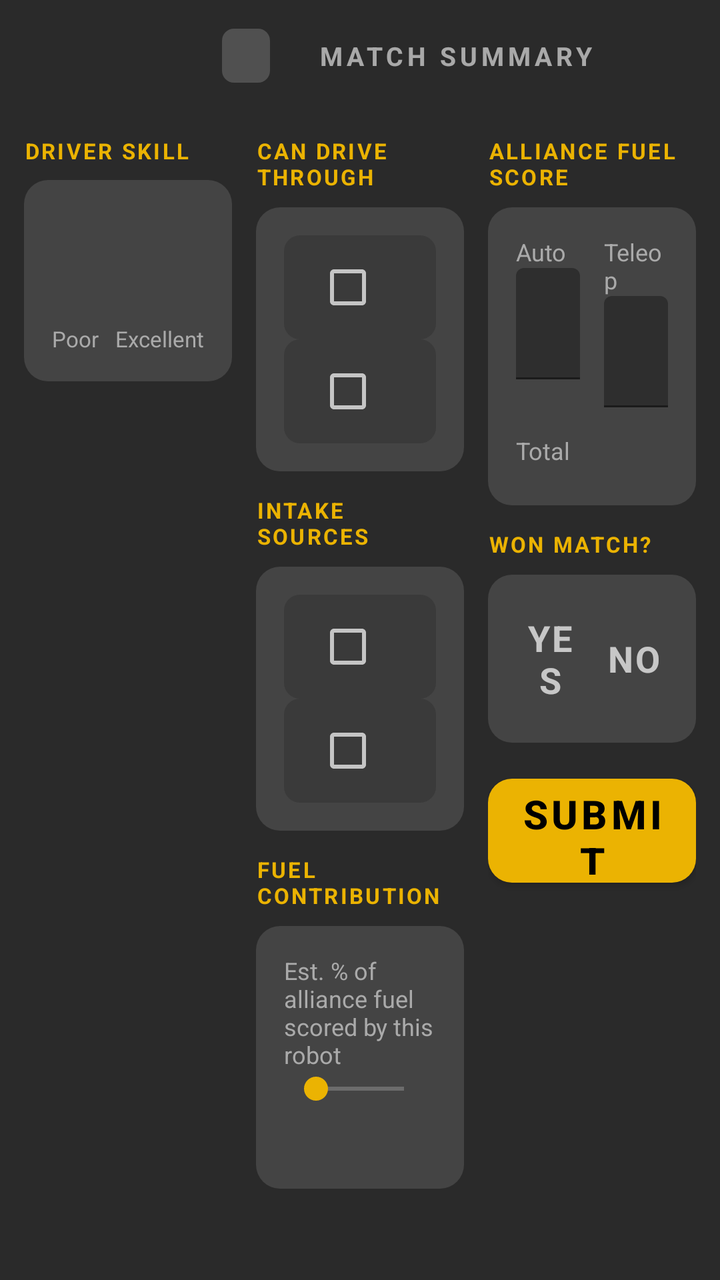
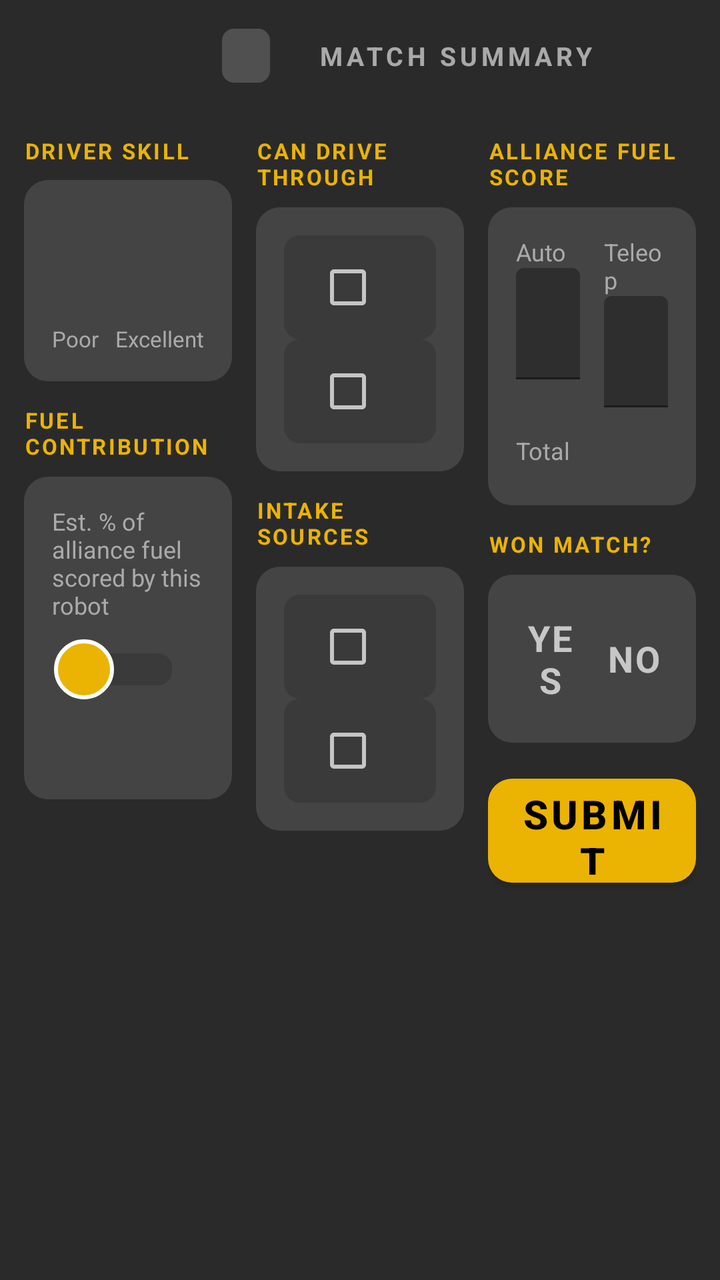

An Android layout rendered at two revisions. The XML below is the earlier revision; the diff shows what the commit changed to produce the second picture.
<!-- AndroidManifest.xml: application theme Theme.ScoutingApp -->
<!-- res/layout/stage_summary.xml -->
<?xml version="1.0" encoding="utf-8"?>
<ScrollView xmlns:android="http://schemas.android.com/apk/res/android"
    xmlns:app="http://schemas.android.com/apk/res-auto"
    android:layout_width="match_parent"
    android:layout_height="match_parent"
    android:background="@color/bg">

    <LinearLayout
        android:layout_width="match_parent"
        android:layout_height="wrap_content"
        android:orientation="vertical">

        
        <LinearLayout
            android:id="@+id/banner"
            android:layout_width="match_parent"
            android:layout_height="56dp"
            android:orientation="horizontal"
            android:gravity="center">

            <TextView
                android:id="@+id/tv_position_label"
                android:layout_width="wrap_content"
                android:layout_height="wrap_content"
                android:textColor="#BFFFFFFF"
                android:textStyle="bold"
                android:textSize="16sp"
                android:letterSpacing="0.2" />

            <TextView
                android:layout_width="24dp"
                android:layout_height="wrap_content" />

            <TextView
                android:id="@+id/tv_team_banner"
                android:layout_width="wrap_content"
                android:layout_height="wrap_content"
                android:textColor="@android:color/white"
                android:textStyle="bold"
                android:textSize="26sp" />

            <TextView
                android:layout_width="24dp"
                android:layout_height="wrap_content" />

            <TextView
                android:id="@+id/tv_quals_badge"
                android:layout_width="wrap_content"
                android:layout_height="wrap_content"
                android:textColor="@android:color/white"
                android:textStyle="bold"
                android:textSize="14sp"
                android:background="@drawable/bg_translucent_white_6"
                android:paddingHorizontal="12dp"
                android:paddingVertical="4dp" />

            <TextView
                android:layout_width="24dp"
                android:layout_height="wrap_content" />

            <TextView
                android:layout_width="wrap_content"
                android:layout_height="wrap_content"
                android:text="MATCH SUMMARY"
                android:textColor="#99FFFFFF"
                android:textStyle="bold"
                android:textSize="13sp"
                android:letterSpacing="0.15" />
        </LinearLayout>

        
        <LinearLayout
            android:layout_width="match_parent"
            android:layout_height="wrap_content"
            android:orientation="horizontal"
            android:padding="12dp"
            android:baselineAligned="false">

            
            <LinearLayout
                android:layout_width="0dp"
                android:layout_weight="1"
                android:layout_height="wrap_content"
                android:orientation="vertical"
                android:layout_marginEnd="6dp">

                <include layout="@layout/section_card_header" android:id="@+id/card_driver_skill" />
                <LinearLayout
                    android:layout_width="match_parent"
                    android:layout_height="wrap_content"
                    android:orientation="vertical"
                    android:background="@drawable/bg_card_12"
                    android:padding="14dp"
                    android:layout_marginTop="-1dp"
                    android:layout_marginBottom="12dp">

                    <LinearLayout
                        android:id="@+id/row_driver_skill"
                        android:layout_width="match_parent"
                        android:layout_height="52dp"
                        android:orientation="horizontal" />

                    <LinearLayout
                        android:layout_width="match_parent"
                        android:layout_height="wrap_content"
                        android:orientation="horizontal"
                        android:layout_marginTop="6dp">

                        <TextView android:layout_width="0dp" android:layout_weight="1" android:layout_height="wrap_content"
                            android:text="Poor" android:textColor="@color/text_dim" android:textSize="11sp" />
                        <TextView android:layout_width="wrap_content" android:layout_height="wrap_content"
                            android:text="Excellent" android:textColor="@color/text_dim" android:textSize="11sp" />
                    </LinearLayout>
                </LinearLayout>

            </LinearLayout>

            
            <LinearLayout
                android:layout_width="0dp"
                android:layout_weight="1"
                android:layout_height="wrap_content"
                android:orientation="vertical"
                android:layout_marginHorizontal="6dp">

                <TextView
                    android:layout_width="wrap_content"
                    android:layout_height="wrap_content"
                    android:text="CAN DRIVE THROUGH"
                    android:textColor="@color/accent"
                    android:textStyle="bold"
                    android:textSize="11sp"
                    android:letterSpacing="0.1"
                    android:layout_marginBottom="8dp" />

                <LinearLayout
                    android:layout_width="match_parent"
                    android:layout_height="wrap_content"
                    android:orientation="vertical"
                    android:background="@drawable/bg_card_12"
                    android:padding="14dp"
                    android:layout_marginBottom="12dp">

                    <include layout="@layout/row_big_check" android:id="@+id/check_trench" />
                    <include layout="@layout/row_big_check" android:id="@+id/check_bump"
                        android:layout_marginTop="6dp" />
                </LinearLayout>

                <TextView
                    android:layout_width="wrap_content"
                    android:layout_height="wrap_content"
                    android:text="INTAKE SOURCES"
                    android:textColor="@color/accent"
                    android:textStyle="bold"
                    android:textSize="11sp"
                    android:letterSpacing="0.1"
                    android:layout_marginBottom="8dp" />

                <LinearLayout
                    android:layout_width="match_parent"
                    android:layout_height="wrap_content"
                    android:orientation="vertical"
                    android:background="@drawable/bg_card_12"
                    android:padding="14dp"
                    android:layout_marginBottom="12dp">

                    <include layout="@layout/row_big_check" android:id="@+id/check_ground_intake" />
                    <include layout="@layout/row_big_check" android:id="@+id/check_station"
                        android:layout_marginTop="6dp" />
                </LinearLayout>

                <TextView
                    android:layout_width="wrap_content"
                    android:layout_height="wrap_content"
                    android:text="FUEL CONTRIBUTION"
                    android:textColor="@color/accent"
                    android:textStyle="bold"
                    android:textSize="11sp"
                    android:letterSpacing="0.1"
                    android:layout_marginBottom="8dp" />

                <LinearLayout
                    android:layout_width="match_parent"
                    android:layout_height="wrap_content"
                    android:orientation="vertical"
                    android:background="@drawable/bg_card_12"
                    android:padding="14dp">

                    <TextView
                        android:layout_width="match_parent"
                        android:layout_height="wrap_content"
                        android:text="Est. % of alliance fuel scored by this robot"
                        android:textColor="@color/text_dim"
                        android:textSize="12sp" />

                    <SeekBar
                        android:id="@+id/seek_fuel_percent"
                        android:layout_width="match_parent"
                        android:layout_height="wrap_content"
                        android:max="100" />

                    <TextView
                        android:id="@+id/tv_fuel_percent"
                        android:layout_width="wrap_content"
                        android:layout_height="wrap_content"
                        android:layout_gravity="center_horizontal"
                        android:textColor="@color/text"
                        android:textStyle="bold"
                        android:textSize="20sp" />

                    <TextView
                        android:id="@+id/tv_fuel_percent_required_hint"
                        android:layout_width="match_parent"
                        android:layout_height="wrap_content"
                        android:text="Drag the slider at least once before submitting"
                        android:textColor="@color/error_red"
                        android:textSize="11sp"
                        android:layout_marginTop="4dp"
                        android:visibility="gone" />
                </LinearLayout>
            </LinearLayout>

            
            <LinearLayout
                android:layout_width="0dp"
                android:layout_weight="1"
                android:layout_height="wrap_content"
                android:orientation="vertical"
                android:layout_marginStart="6dp">

                <TextView
                    android:layout_width="wrap_content"
                    android:layout_height="wrap_content"
                    android:text="ALLIANCE FUEL SCORE"
                    android:textColor="@color/accent"
                    android:textStyle="bold"
                    android:textSize="11sp"
                    android:letterSpacing="0.1"
                    android:layout_marginBottom="8dp" />

                <LinearLayout
                    android:layout_width="match_parent"
                    android:layout_height="wrap_content"
                    android:orientation="vertical"
                    android:background="@drawable/bg_card_12"
                    android:padding="14dp"
                    android:layout_marginBottom="12dp">

                    <LinearLayout
                        android:layout_width="match_parent"
                        android:layout_height="wrap_content"
                        android:orientation="horizontal">

                        <LinearLayout
                            android:layout_width="0dp"
                            android:layout_weight="1"
                            android:layout_height="wrap_content"
                            android:orientation="vertical"
                            android:layout_marginEnd="6dp">

                            <TextView android:layout_width="wrap_content" android:layout_height="wrap_content"
                                android:text="Auto" android:textColor="@color/text_dim" android:textSize="12sp" />

                            <com.google.android.material.textfield.TextInputLayout
                                android:layout_width="match_parent"
                                android:layout_height="wrap_content"
                                app:boxStrokeColor="@color/accent">
                                <com.google.android.material.textfield.TextInputEditText
                                    android:id="@+id/et_auto_fuel_score"
                                    android:layout_width="match_parent"
                                    android:layout_height="wrap_content"
                                    android:inputType="number"
                                    android:hint="Enter score"
                                    android:textColor="@color/text" />
                            </com.google.android.material.textfield.TextInputLayout>
                        </LinearLayout>

                        <LinearLayout
                            android:layout_width="0dp"
                            android:layout_weight="1"
                            android:layout_height="wrap_content"
                            android:orientation="vertical"
                            android:layout_marginStart="6dp">

                            <TextView android:layout_width="wrap_content" android:layout_height="wrap_content"
                                android:text="Teleop" android:textColor="@color/text_dim" android:textSize="12sp" />

                            <com.google.android.material.textfield.TextInputLayout
                                android:layout_width="match_parent"
                                android:layout_height="wrap_content"
                                app:boxStrokeColor="@color/accent">
                                <com.google.android.material.textfield.TextInputEditText
                                    android:id="@+id/et_teleop_fuel_score"
                                    android:layout_width="match_parent"
                                    android:layout_height="wrap_content"
                                    android:inputType="number"
                                    android:hint="Enter score"
                                    android:textColor="@color/text" />
                            </com.google.android.material.textfield.TextInputLayout>
                        </LinearLayout>
                    </LinearLayout>

                    <LinearLayout
                        android:layout_width="match_parent"
                        android:layout_height="wrap_content"
                        android:orientation="horizontal"
                        android:gravity="center_vertical"
                        android:layout_marginTop="8dp">

                        <TextView android:layout_width="0dp" android:layout_weight="1" android:layout_height="wrap_content"
                            android:text="Total" android:textColor="@color/text_dim" android:textSize="12sp" />

                        <TextView
                            android:id="@+id/tv_fuel_total"
                            android:layout_width="wrap_content"
                            android:layout_height="wrap_content"
                            android:textStyle="bold"
                            android:textSize="20sp" />
                    </LinearLayout>

                    <TextView
                        android:id="@+id/tv_fuel_required_hint"
                        android:layout_width="match_parent"
                        android:layout_height="wrap_content"
                        android:text="Both fields required before submitting"
                        android:textColor="@color/error_red"
                        android:textSize="11sp"
                        android:layout_marginTop="4dp"
                        android:visibility="gone" />
                </LinearLayout>

                <TextView
                    android:layout_width="wrap_content"
                    android:layout_height="wrap_content"
                    android:text="WON MATCH?"
                    android:textColor="@color/accent"
                    android:textStyle="bold"
                    android:textSize="11sp"
                    android:letterSpacing="0.1"
                    android:layout_marginBottom="8dp" />

                <LinearLayout
                    android:layout_width="match_parent"
                    android:layout_height="wrap_content"
                    android:orientation="vertical"
                    android:background="@drawable/bg_card_12"
                    android:padding="14dp"
                    android:layout_marginBottom="12dp">

                    <LinearLayout
                        android:layout_width="match_parent"
                        android:layout_height="56dp"
                        android:orientation="horizontal">

                        <TextView
                            android:id="@+id/btn_won_yes"
                            android:layout_width="0dp"
                            android:layout_weight="1"
                            android:layout_height="match_parent"
                            android:layout_marginEnd="4dp"
                            android:gravity="center"
                            android:text="YES"
                            android:textStyle="bold"
                            android:textSize="18sp"
                            android:letterSpacing="0.05" />

                        <TextView
                            android:id="@+id/btn_won_no"
                            android:layout_width="0dp"
                            android:layout_weight="1"
                            android:layout_height="match_parent"
                            android:layout_marginStart="4dp"
                            android:gravity="center"
                            android:text="NO"
                            android:textStyle="bold"
                            android:textSize="18sp"
                            android:letterSpacing="0.05" />
                    </LinearLayout>

                    <TextView
                        android:id="@+id/tv_won_required_hint"
                        android:layout_width="match_parent"
                        android:layout_height="wrap_content"
                        android:text="Required before submitting"
                        android:textColor="@color/error_red"
                        android:textSize="11sp"
                        android:layout_marginTop="4dp"
                        android:visibility="gone" />
                </LinearLayout>

                <com.google.android.material.button.MaterialButton
                    android:id="@+id/btn_submit"
                    android:layout_width="match_parent"
                    android:layout_height="64dp"
                    android:text="Submit Match Data"
                    android:textColor="@color/black"
                    android:textStyle="bold"
                    android:textSize="20sp"
                    app:backgroundTint="@color/accent"
                    app:cornerRadius="12dp" />

                <ProgressBar
                    android:id="@+id/progress_submitting"
                    android:layout_width="22dp"
                    android:layout_height="22dp"
                    android:layout_gravity="center_horizontal"
                    android:layout_marginTop="-48dp"
                    android:indeterminateTint="@color/black"
                    android:visibility="gone" />

                <TextView
                    android:id="@+id/tv_submit_locked_hint"
                    android:layout_width="wrap_content"
                    android:layout_height="wrap_content"
                    android:layout_gravity="center_horizontal"
                    android:text="Fill in all fields.."
                    android:textColor="@color/error_red"
                    android:textSize="12sp"
                    android:layout_marginTop="8dp"
                    android:visibility="gone" />
            </LinearLayout>
        </LinearLayout>
    </LinearLayout>
</ScrollView>
<!-- res/layout/section_card_header.xml (included above) -->
<?xml version="1.0" encoding="utf-8"?>
<TextView xmlns:android="http://schemas.android.com/apk/res/android"
    android:layout_width="wrap_content"
    android:layout_height="wrap_content"
    android:text="DRIVER SKILL"
    android:textColor="@color/accent"
    android:textStyle="bold"
    android:textSize="11sp"
    android:letterSpacing="0.1"
    android:layout_marginBottom="8dp" />
<!-- res/layout/row_big_check.xml (included above) -->
<?xml version="1.0" encoding="utf-8"?>
<LinearLayout xmlns:android="http://schemas.android.com/apk/res/android"
    android:layout_width="match_parent"
    android:layout_height="52dp"
    android:orientation="horizontal"
    android:gravity="center_vertical"
    android:paddingHorizontal="16dp"
    android:background="@drawable/bg_surface_8">

    <TextView
        android:id="@+id/check_label"
        android:layout_width="0dp"
        android:layout_weight="1"
        android:layout_height="wrap_content"
        android:textSize="15sp" />

    <CheckBox
        android:id="@+id/check_box"
        android:layout_width="wrap_content"
        android:layout_height="wrap_content"
        android:clickable="false"
        android:focusable="false" />
</LinearLayout>
<!-- resources referenced by this layout -->
<resources>
  <color name="accent">#FFEBB302</color>
  <color name="bg">#FF2A2A2A</color>
  <color name="black">#FF000000</color>
  <color name="error_red">#FFFF6B6B</color>
  <color name="text">#FFF0F0F0</color>
  <color name="text_dim">#FFAAAAAA</color>
  <!-- drawable bg_card_12 (drawable) -->
  <?xml version="1.0" encoding="utf-8"?>
  <shape xmlns:android="http://schemas.android.com/apk/res/android" android:shape="rectangle">
      <solid android:color="@color/card" />
      <corners android:radius="12dp" />
  </shape>
  <!-- drawable bg_surface_8 (drawable) -->
  <?xml version="1.0" encoding="utf-8"?>
  <shape xmlns:android="http://schemas.android.com/apk/res/android" android:shape="rectangle">
      <solid android:color="@color/surface" />
      <corners android:radius="8dp" />
  </shape>
  <!-- drawable bg_translucent_white_6 (drawable) -->
  <?xml version="1.0" encoding="utf-8"?>
  <shape xmlns:android="http://schemas.android.com/apk/res/android" android:shape="rectangle">
      <solid android:color="#2EFFFFFF" />
      <corners android:radius="6dp" />
  </shape>
  <style name="Theme.ScoutingApp" parent="Theme.MaterialComponents.NoActionBar">
          <item name="colorPrimary">@color/yellow</item>
          <item name="colorPrimaryDark">@color/black</item>
          <item name="colorAccent">@color/yellow</item>
          <item name="android:windowBackground">@color/scaffold_bg</item>
          <item name="android:textColorPrimary">@color/text</item>
      </style>
  <color name="card">#FF444444</color>
  <color name="surface">#FF3A3A3A</color>
  <color name="yellow">#FFEBB302</color>
  <color name="scaffold_bg">#FF1A1A1A</color>
</resources>

<!-- the commit's change to res/layout/stage_summary.xml (unified diff, before → after) -->
@@ -113,20 +113,10 @@
                     </LinearLayout>
                 </LinearLayout>
 
-            </LinearLayout>
-
-            
-            <LinearLayout
-                android:layout_width="0dp"
-                android:layout_weight="1"
-                android:layout_height="wrap_content"
-                android:orientation="vertical"
-                android:layout_marginHorizontal="6dp">
-
-                <TextView
-                    android:layout_width="wrap_content"
-                    android:layout_height="wrap_content"
-                    android:text="CAN DRIVE THROUGH"
+                <TextView
+                    android:layout_width="wrap_content"
+                    android:layout_height="wrap_content"
+                    android:text="FUEL CONTRIBUTION"
                     android:textColor="@color/accent"
                     android:textStyle="bold"
                     android:textSize="11sp"
@@ -138,52 +128,6 @@
                     android:layout_height="wrap_content"
                     android:orientation="vertical"
                     android:background="@drawable/bg_card_12"
-                    android:padding="14dp"
-                    android:layout_marginBottom="12dp">
-
-                    <include layout="@layout/row_big_check" android:id="@+id/check_trench" />
-                    <include layout="@layout/row_big_check" android:id="@+id/check_bump"
-                        android:layout_marginTop="6dp" />
-                </LinearLayout>
-
-                <TextView
-                    android:layout_width="wrap_content"
-                    android:layout_height="wrap_content"
-                    android:text="INTAKE SOURCES"
-                    android:textColor="@color/accent"
-                    android:textStyle="bold"
-                    android:textSize="11sp"
-                    android:letterSpacing="0.1"
-                    android:layout_marginBottom="8dp" />
-
-                <LinearLayout
-                    android:layout_width="match_parent"
-                    android:layout_height="wrap_content"
-                    android:orientation="vertical"
-                    android:background="@drawable/bg_card_12"
-                    android:padding="14dp"
-                    android:layout_marginBottom="12dp">
-
-                    <include layout="@layout/row_big_check" android:id="@+id/check_ground_intake" />
-                    <include layout="@layout/row_big_check" android:id="@+id/check_station"
-                        android:layout_marginTop="6dp" />
-                </LinearLayout>
-
-                <TextView
-                    android:layout_width="wrap_content"
-                    android:layout_height="wrap_content"
-                    android:text="FUEL CONTRIBUTION"
-                    android:textColor="@color/accent"
-                    android:textStyle="bold"
-                    android:textSize="11sp"
-                    android:letterSpacing="0.1"
-                    android:layout_marginBottom="8dp" />
-
-                <LinearLayout
-                    android:layout_width="match_parent"
-                    android:layout_height="wrap_content"
-                    android:orientation="vertical"
-                    android:background="@drawable/bg_card_12"
                     android:padding="14dp">
 
                     <TextView
@@ -196,7 +140,11 @@
                     <SeekBar
                         android:id="@+id/seek_fuel_percent"
                         android:layout_width="match_parent"
-                        android:layout_height="wrap_content"
+                        android:layout_height="48dp"
+                        android:paddingVertical="14dp"
+                        android:splitTrack="false"
+                        android:progressDrawable="@drawable/seekbar_track_fuel"
+                        android:thumb="@drawable/seekbar_thumb_fuel"
                         android:max="100" />
 
                     <TextView
@@ -218,6 +166,63 @@
                         android:layout_marginTop="4dp"
                         android:visibility="gone" />
                 </LinearLayout>
+
+            </LinearLayout>
+
+            
+            <LinearLayout
+                android:layout_width="0dp"
+                android:layout_weight="1"
+                android:layout_height="wrap_content"
+                android:orientation="vertical"
+                android:layout_marginHorizontal="6dp">
+
+                <TextView
+                    android:layout_width="wrap_content"
+                    android:layout_height="wrap_content"
+                    android:text="CAN DRIVE THROUGH"
+                    android:textColor="@color/accent"
+                    android:textStyle="bold"
+                    android:textSize="11sp"
+                    android:letterSpacing="0.1"
+                    android:layout_marginBottom="8dp" />
+
+                <LinearLayout
+                    android:layout_width="match_parent"
+                    android:layout_height="wrap_content"
+                    android:orientation="vertical"
+                    android:background="@drawable/bg_card_12"
+                    android:padding="14dp"
+                    android:layout_marginBottom="12dp">
+
+                    <include layout="@layout/row_big_check" android:id="@+id/check_trench" />
+                    <include layout="@layout/row_big_check" android:id="@+id/check_bump"
+                        android:layout_marginTop="6dp" />
+                </LinearLayout>
+
+                <TextView
+                    android:layout_width="wrap_content"
+                    android:layout_height="wrap_content"
+                    android:text="INTAKE SOURCES"
+                    android:textColor="@color/accent"
+                    android:textStyle="bold"
+                    android:textSize="11sp"
+                    android:letterSpacing="0.1"
+                    android:layout_marginBottom="8dp" />
+
+                <LinearLayout
+                    android:layout_width="match_parent"
+                    android:layout_height="wrap_content"
+                    android:orientation="vertical"
+                    android:background="@drawable/bg_card_12"
+                    android:padding="14dp"
+                    android:layout_marginBottom="12dp">
+
+                    <include layout="@layout/row_big_check" android:id="@+id/check_ground_intake" />
+                    <include layout="@layout/row_big_check" android:id="@+id/check_station"
+                        android:layout_marginTop="6dp" />
+                </LinearLayout>
+
             </LinearLayout>
 
             
<!-- resource entries referenced after the edit -->
@@ -24,6 +24,33 @@
       <solid android:color="#2EFFFFFF" />
       <corners android:radius="6dp" />
   </shape>
+  <!-- drawable seekbar_thumb_fuel (drawable) -->
+  <?xml version="1.0" encoding="utf-8"?>
+  <shape xmlns:android="http://schemas.android.com/apk/res/android" android:shape="oval">
+      <size android:width="30dp" android:height="30dp" />
+      <solid android:color="@color/accent" />
+      <stroke android:width="2dp" android:color="#FFFFFFFF" />
+  </shape>
+  <!-- drawable seekbar_track_fuel (drawable) -->
+  <?xml version="1.0" encoding="utf-8"?>
+  <layer-list xmlns:android="http://schemas.android.com/apk/res/android">
+      <item android:id="@android:id/background">
+          <shape android:shape="rectangle">
+              <corners android:radius="7dp" />
+              <solid android:color="#3A3A3A" />
+              <size android:height="14dp" />
+          </shape>
+      </item>
+      <item android:id="@android:id/progress">
+          <clip>
+              <shape android:shape="rectangle">
+                  <corners android:radius="7dp" />
+                  <solid android:color="@color/accent" />
+                  <size android:height="14dp" />
+              </shape>
+          </clip>
+      </item>
+  </layer-list>
   <style name="Theme.ScoutingApp" parent="Theme.MaterialComponents.NoActionBar">
           <item name="colorPrimary">@color/yellow</item>
           <item name="colorPrimaryDark">@color/black</item>
